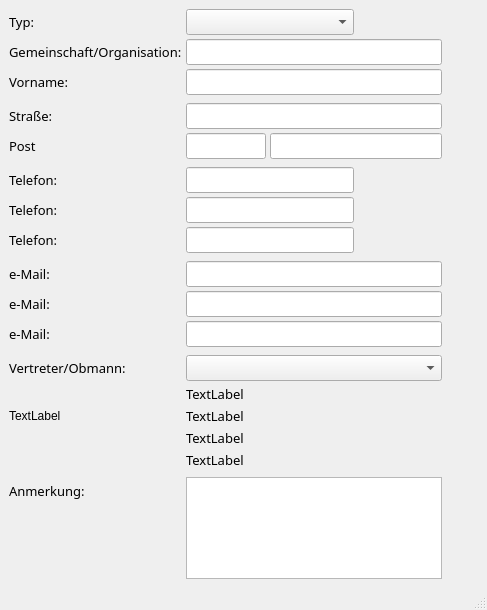
First picture: the form in almgis/resources/ui/kontakt/kontakt.ui, repository gidhoog/AlmGIS, before the edit.
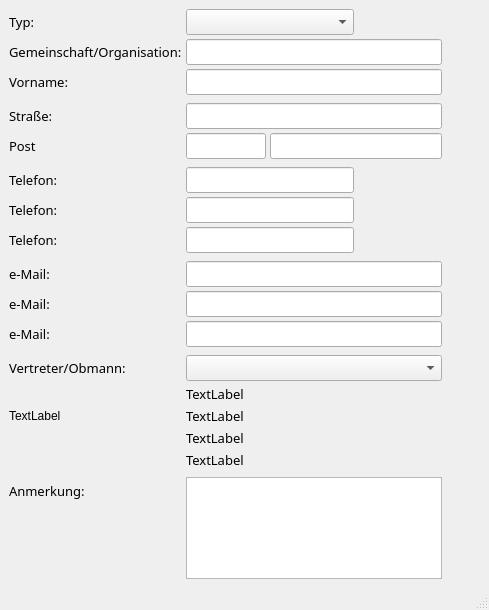
Second picture: the form after the edit. Custom widgets are drawn as their Qt base class.

Commit message: adjust info_button to separate gui and ctrl

```diff
--- a/almgis/resources/ui/kontakt/kontakt.ui
+++ b/almgis/resources/ui/kontakt/kontakt.ui
@@ -6,7 +6,7 @@
    <rect>
     <x>0</x>
     <y>0</y>
-    <width>487</width>
+    <width>489</width>
     <height>610</height>
    </rect>
   </property>
```
Left out of the diff: 12 changed lines with no effect on the pictures. The commit also changes 3 other files.
